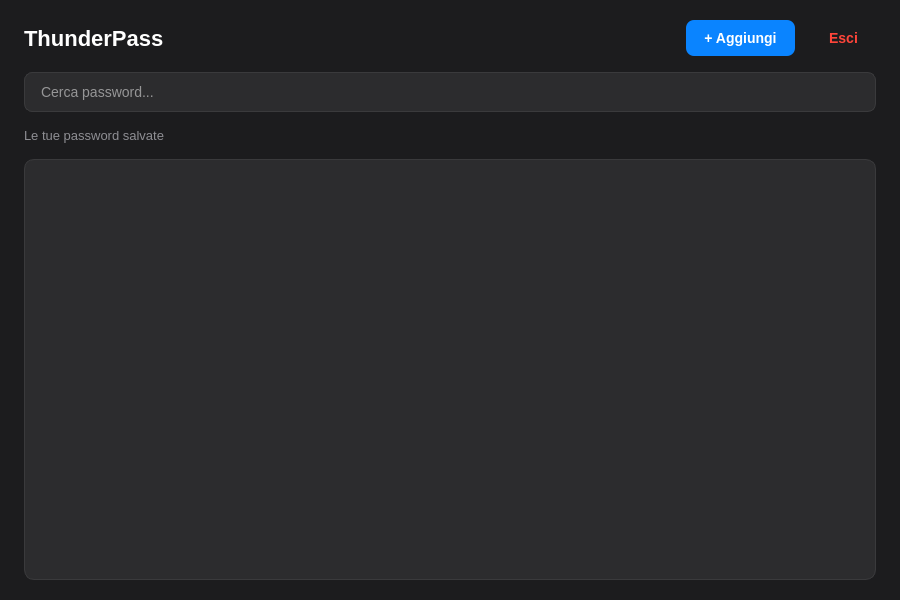
Before: the Qt Designer form src/vaultwindow.ui in IlTocche/ThunderPass, drawn with Qt 5.
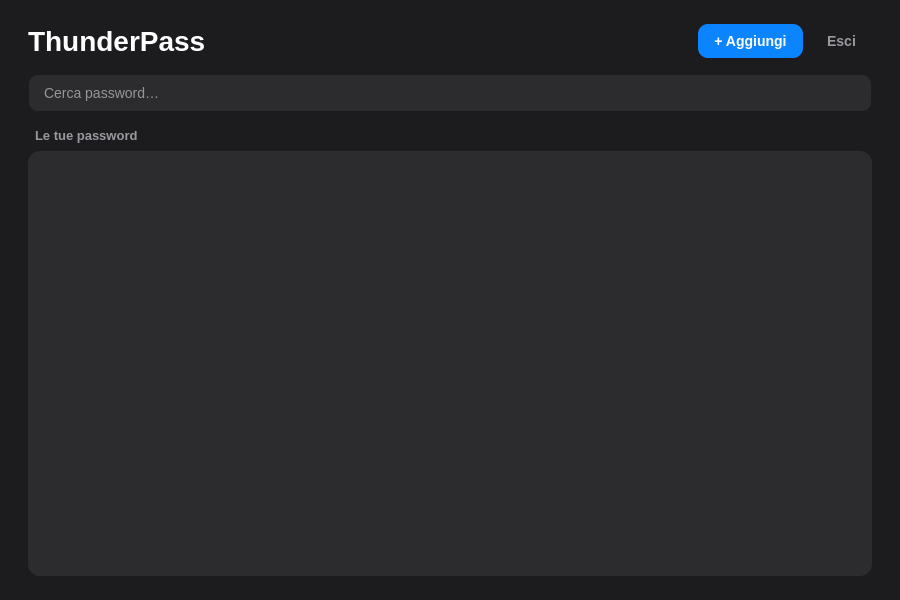
After: the same form once the commit is applied.

Commit message: ui: update UI layouts and stylesheets

Diff of the .ui file:
```diff
--- a/src/vaultwindow.ui
+++ b/src/vaultwindow.ui
@@ -3,29 +3,41 @@
  <class>VaultWindow</class>
  <widget class="QMainWindow" name="VaultWindow">
   <property name="geometry">
-   <rect>
-    <x>0</x>
-    <y>0</y>
-    <width>900</width>
-    <height>600</height>
-   </rect>
+   <rect><x>0</x><y>0</y><width>900</width><height>600</height></rect>
+  </property>
+  <property name="minimumSize">
+   <size><width>640</width><height>420</height></size>
   </property>
   <property name="windowTitle">
    <string>ThunderPass</string>
   </property>
   <property name="styleSheet">
    <string notr="true">
-QMainWindow, QWidget {
+QMainWindow, QWidget#centralwidget {
     background-color: #1c1c1e;
+}
+QLabel {
     color: #ffffff;
-    font-family: "SF Pro Display", "Segoe UI", sans-serif;
 }
+QLabel#titleLabel {
+    font-size: 28px;
+    font-weight: 700;
+}
+QLabel#subtitleLabel {
+    font-size: 13px;
+    font-weight: 600;
+    color: #98989f;
+    padding-left: 4px;
+}
+
+/* Bottoni */
 QPushButton {
     background-color: #0a84ff;
-    color: white;
+    color: #ffffff;
     border: none;
-    border-radius: 8px;
-    padding: 10px 18px;
+    border-radius: 10px;
+    min-height: 20px;
+    padding: 7px 16px;
     font-size: 14px;
     font-weight: 600;
 }
@@ -34,69 +46,91 @@
 }
 QPushButton#logoutButton {
     background-color: transparent;
-    color: #ff453a;
+    color: #98989f;
     font-weight: 500;
 }
 QPushButton#logoutButton:hover {
     color: #ff6961;
 }
-QLabel#titleLabel {
-    font-size: 22px;
-    font-weight: 700;
+QPushButton#logoutButton:pressed {
+    background-color: #3a3a3c;
 }
-QLabel#subtitleLabel {
-    font-size: 13px;
-    color: #8e8e93;
-}
+
+/* Ricerca */
 QLineEdit#searchEdit {
     background-color: #2c2c2e;
-    border: 1px solid #3a3a3c;
-    border-radius: 8px;
-    padding: 10px 14px;
+    border: 2px solid transparent;
+    border-radius: 10px;
+    padding: 0px 12px;
+    min-height: 34px;
     color: #ffffff;
     font-size: 14px;
+    selection-background-color: #0a84ff;
+    placeholder-text-color: #636366;
 }
 QLineEdit#searchEdit:focus {
     border: 1px solid #0a84ff;
 }
+
+/* Elenco */
 QListWidget {
     background-color: #2c2c2e;
-    border: 1px solid #3a3a3c;
-    border-radius: 10px;
-    padding: 8px;
+    border: none;
+    border-radius: 12px;
+    padding: 6px;
     color: #ffffff;
+    font-size: 15px;
     outline: none;
 }
 QListWidget::item {
-    padding: 12px;
-    border-radius: 6px;
+    padding: 12px 14px;
+    border-radius: 8px;
+}
+QListWidget::item:hover {
+    background-color: #3a3a3c;
 }
 QListWidget::item:selected {
     background-color: #0a84ff;
+    color: #ffffff;
+}
+QListWidget::item:selected:!active {
+    background-color: #48484a;
+}
+
+/* Barre di scorrimento sottili */
+QScrollBar:vertical {
+    background: transparent;
+    width: 10px;
+    margin: 2px;
+}
+QScrollBar::handle:vertical {
+    background: #48484a;
+    border-radius: 3px;
+    min-height: 32px;
+}
+QScrollBar::handle:vertical:hover {
+    background: #636366;
+}
+QScrollBar::add-line:vertical, QScrollBar::sub-line:vertical {
+    height: 0px;
+}
+QScrollBar::add-page:vertical, QScrollBar::sub-page:vertical {
+    background: none;
 }
    </string>
   </property>
   <widget class="QWidget" name="centralwidget">
    <layout class="QVBoxLayout" name="verticalLayout">
-    <property name="spacing">
-     <number>16</number>
-    </property>
-    <property name="leftMargin">
-     <number>24</number>
-    </property>
-    <property name="topMargin">
-     <number>20</number>
-    </property>
-    <property name="rightMargin">
-     <number>24</number>
-    </property>
-    <property name="bottomMargin">
-     <number>20</number>
-    </property>
+    <property name="spacing"><number>16</number></property>
+    <property name="leftMargin"><number>28</number></property>
+    <property name="topMargin"><number>24</number></property>
+    <property name="rightMargin"><number>28</number></property>
+    <property name="bottomMargin"><number>24</number></property>
 
-    <!-- Header -->
+    <!-- Intestazione -->
     <item>
      <layout class="QHBoxLayout" name="headerLayout">
+      <property name="spacing"><number>8</number></property>
       <item>
        <widget class="QLabel" name="titleLabel">
         <property name="text">
@@ -143,22 +177,26 @@
     <!-- Search bar -->
     <item>
      <widget class="QLineEdit" name="searchEdit">
-      <property name="placeholderText">
-       <string>Cerca password...</string>
-      </property>
+      <property name="placeholderText"><string>Cerca password…</string></property>
+      <property name="clearButtonEnabled"><bool>true</bool></property>
      </widget>
     </item>
 
     <item>
-     <widget class="QLabel" name="subtitleLabel">
-      <property name="text">
-       <string>Le tue password salvate</string>
-      </property>
-     </widget>
-    </item>
-
-    <item>
-     <widget class="QListWidget" name="passwordList"/>
+     <layout class="QVBoxLayout" name="listLayout">
+      <property name="spacing"><number>8</number></property>
+      <item>
+       <widget class="QLabel" name="subtitleLabel">
+        <property name="text"><string>Le tue password</string></property>
+       </widget>
+      </item>
+      <item>
+       <widget class="QListWidget" name="passwordList">
+        <property name="frameShape"><enum>QFrame::NoFrame</enum></property>
+        <property name="horizontalScrollBarPolicy"><enum>Qt::ScrollBarAlwaysOff</enum></property>
+       </widget>
+      </item>
+     </layout>
     </item>
    </layout>
   </widget>
```
Left out of the diff: 44 changed lines with no effect on the pictures. The commit also changes 11 other files.
